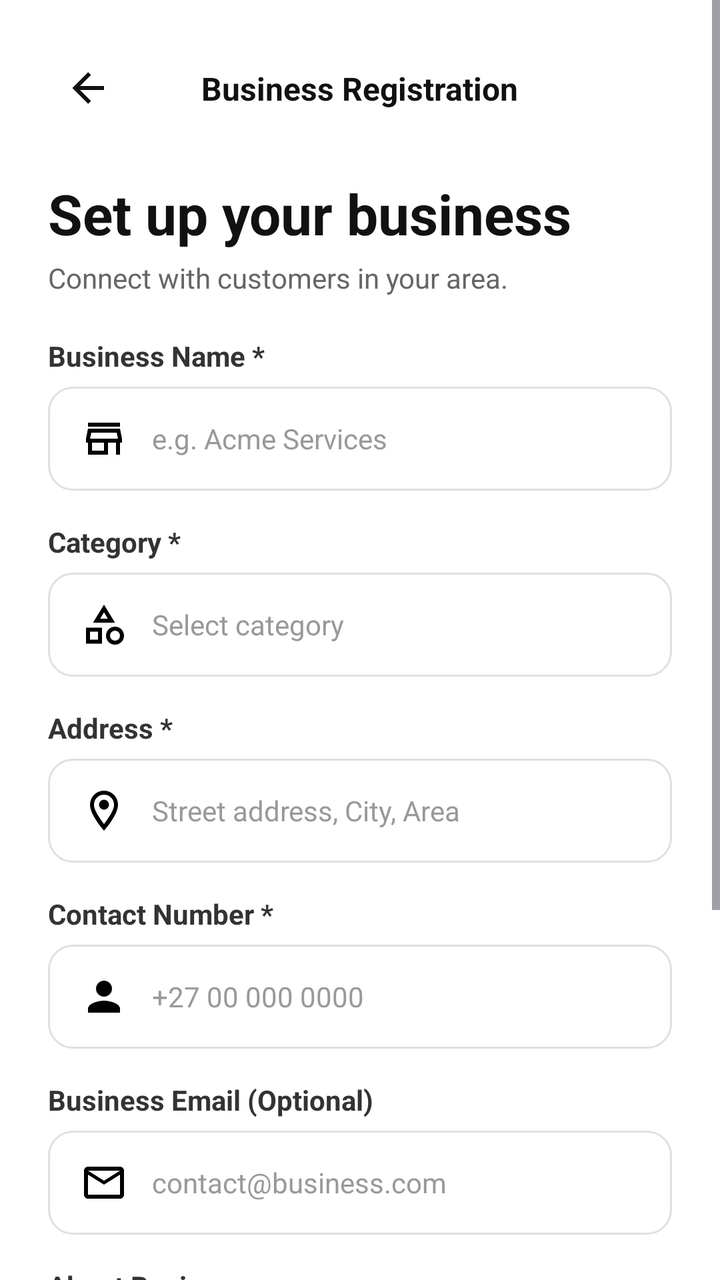
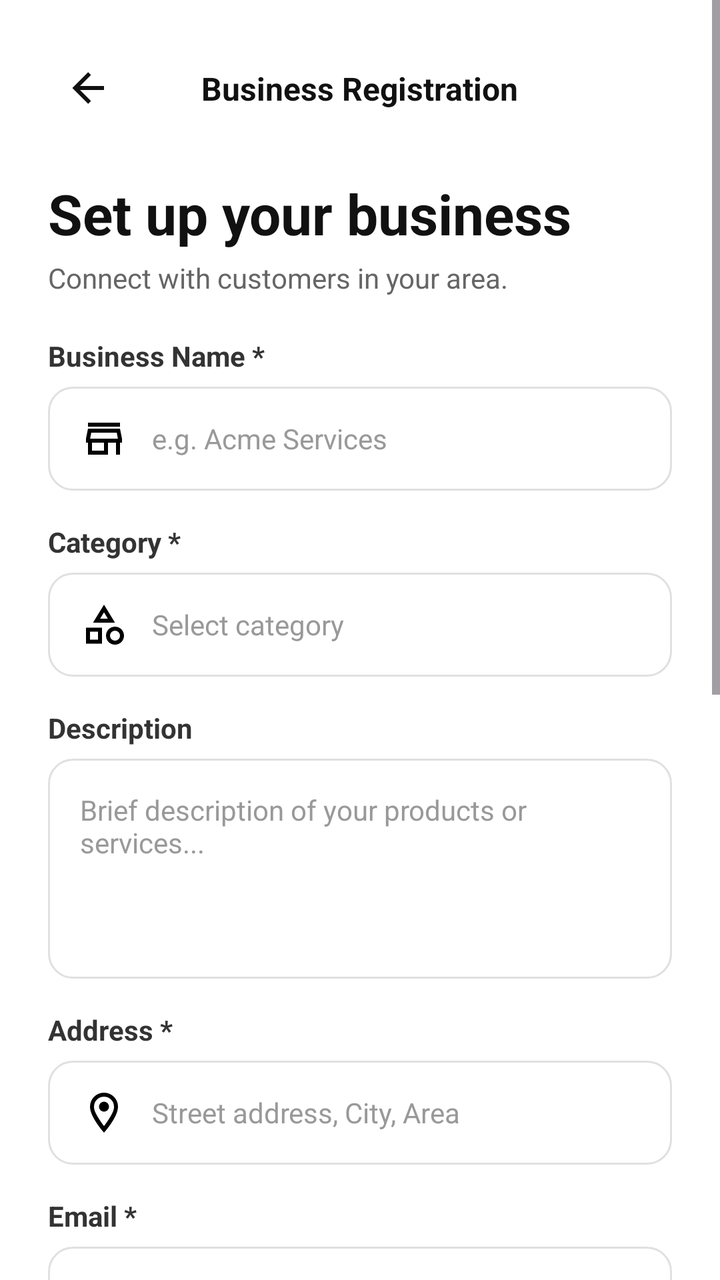

Screens rendered from an Android XML layout before and after an edit, with the pre-edit source and the edit as a unified diff.
<!-- AndroidManifest.xml: application theme Theme.GeoConnect -->
<!-- res/layout/activity_business_signup.xml -->
<?xml version="1.0" encoding="utf-8"?>
<ScrollView xmlns:android="http://schemas.android.com/apk/res/android"
    xmlns:app="http://schemas.android.com/apk/res-auto"
    android:layout_width="match_parent"
    android:layout_height="match_parent"
    android:background="#FFFFFF"
    android:fillViewport="true">

    <androidx.constraintlayout.widget.ConstraintLayout
        android:layout_width="match_parent"
        android:layout_height="wrap_content"
        android:padding="24dp">

        
        <ImageButton
            android:id="@+id/btnBack"
            android:layout_width="40dp"
            android:layout_height="40dp"
            android:background="?attr/selectableItemBackgroundBorderless"
            android:contentDescription="Back"
            android:src="@drawable/ic_arrow_back"
            app:layout_constraintStart_toStartOf="parent"
            app:layout_constraintTop_toTopOf="parent"
            app:tint="#111111" />

        <TextView
            android:id="@+id/txtNavTitle"
            android:layout_width="wrap_content"
            android:layout_height="wrap_content"
            android:text="Business Registration"
            android:textColor="#111111"
            android:textSize="16sp"
            android:textStyle="bold"
            app:layout_constraintBottom_toBottomOf="@id/btnBack"
            app:layout_constraintEnd_toEndOf="parent"
            app:layout_constraintStart_toStartOf="parent"
            app:layout_constraintTop_toTopOf="@id/btnBack" />

        
        <TextView
            android:id="@+id/txtHeaderTitle"
            android:layout_width="0dp"
            android:layout_height="wrap_content"
            android:layout_marginTop="24dp"
            android:text="Set up your business"
            android:textColor="#111111"
            android:textSize="28sp"
            android:textStyle="bold"
            app:layout_constraintEnd_toEndOf="parent"
            app:layout_constraintStart_toStartOf="parent"
            app:layout_constraintTop_toBottomOf="@id/btnBack" />

        
        <TextView
            android:id="@+id/txtHeaderSubtitle"
            android:layout_width="0dp"
            android:layout_height="wrap_content"
            android:layout_marginTop="4dp"
            android:text="Connect with customers in your area."
            android:textColor="#666666"
            android:textSize="14sp"
            app:layout_constraintEnd_toEndOf="parent"
            app:layout_constraintStart_toStartOf="parent"
            app:layout_constraintTop_toBottomOf="@id/txtHeaderTitle" />

        
        <TextView
            android:id="@+id/txtErrorMessage"
            android:layout_width="0dp"
            android:layout_height="wrap_content"
            android:layout_marginTop="16dp"
            android:background="#FDE8E8"
            android:padding="12dp"
            android:text="Please fill in all required fields."
            android:textColor="#C53030"
            android:textSize="13sp"
            android:visibility="gone"
            app:layout_constraintEnd_toEndOf="parent"
            app:layout_constraintStart_toStartOf="parent"
            app:layout_constraintTop_toBottomOf="@id/txtHeaderSubtitle" />

        
        <TextView
            android:id="@+id/lblBusinessName"
            android:layout_width="wrap_content"
            android:layout_height="wrap_content"
            android:layout_marginTop="20dp"
            android:text="Business Name *"
            android:textColor="#333333"
            android:textSize="14sp"
            android:textStyle="bold"
            app:layout_constraintStart_toStartOf="parent"
            app:layout_constraintTop_toBottomOf="@id/txtErrorMessage" />

        <EditText
            android:id="@+id/etBusinessName"
            android:layout_width="0dp"
            android:layout_height="52dp"
            android:layout_marginTop="6dp"
            android:background="@drawable/bg_input_field"
            android:drawableStart="@drawable/ic_store"
            android:drawablePadding="12dp"
            android:hint="e.g. Acme Services"
            android:inputType="textCapWords"
            android:paddingHorizontal="16dp"
            android:textColor="#111111"
            android:textColorHint="#999999"
            android:textSize="14sp"
            app:layout_constraintEnd_toEndOf="parent"
            app:layout_constraintStart_toStartOf="parent"
            app:layout_constraintTop_toBottomOf="@id/lblBusinessName" />

        
        <TextView
            android:id="@+id/lblCategory"
            android:layout_width="wrap_content"
            android:layout_height="wrap_content"
            android:layout_marginTop="16dp"
            android:text="Category *"
            android:textColor="#333333"
            android:textSize="14sp"
            android:textStyle="bold"
            app:layout_constraintStart_toStartOf="parent"
            app:layout_constraintTop_toBottomOf="@id/etBusinessName" />

        <AutoCompleteTextView
            android:id="@+id/spCategory"
            android:layout_width="0dp"
            android:layout_height="52dp"
            android:layout_marginTop="6dp"
            android:background="@drawable/bg_input_field"
            android:drawableStart="@drawable/ic_shapes"
            android:drawablePadding="12dp"
            android:hint="Select category"
            android:inputType="none"
            android:paddingHorizontal="16dp"
            android:textColor="#111111"
            android:textColorHint="#999999"
            android:textSize="14sp"
            app:layout_constraintEnd_toEndOf="parent"
            app:layout_constraintStart_toStartOf="parent"
            app:layout_constraintTop_toBottomOf="@id/lblCategory" />

        
        <TextView
            android:id="@+id/lblAddress"
            android:layout_width="wrap_content"
            android:layout_height="wrap_content"
            android:layout_marginTop="16dp"
            android:text="Address *"
            android:textColor="#333333"
            android:textSize="14sp"
            android:textStyle="bold"
            app:layout_constraintStart_toStartOf="parent"
            app:layout_constraintTop_toBottomOf="@id/spCategory" />

        <EditText
            android:id="@+id/etAddress"
            android:layout_width="0dp"
            android:layout_height="52dp"
            android:layout_marginTop="6dp"
            android:background="@drawable/bg_input_field"
            android:drawableStart="@drawable/ic_location"
            android:drawablePadding="12dp"
            android:hint="Street address, City, Area"
            android:inputType="textPostalAddress"
            android:paddingHorizontal="16dp"
            android:textColor="#111111"
            android:textColorHint="#999999"
            android:textSize="14sp"
            app:layout_constraintEnd_toEndOf="parent"
            app:layout_constraintStart_toStartOf="parent"
            app:layout_constraintTop_toBottomOf="@id/lblAddress" />

        
        <TextView
            android:id="@+id/lblContactNumber"
            android:layout_width="wrap_content"
            android:layout_height="wrap_content"
            android:layout_marginTop="16dp"
            android:text="Contact Number *"
            android:textColor="#333333"
            android:textSize="14sp"
            android:textStyle="bold"
            app:layout_constraintStart_toStartOf="parent"
            app:layout_constraintTop_toBottomOf="@id/etAddress" />

        <EditText
            android:id="@+id/etContactNumber"
            android:layout_width="0dp"
            android:layout_height="52dp"
            android:layout_marginTop="6dp"
            android:background="@drawable/bg_input_field"
            android:drawableStart="@drawable/ic_person"
            android:drawablePadding="12dp"
            android:hint="+27 00 000 0000"
            android:inputType="phone"
            android:paddingHorizontal="16dp"
            android:textColor="#111111"
            android:textColorHint="#999999"
            android:textSize="14sp"
            app:layout_constraintEnd_toEndOf="parent"
            app:layout_constraintStart_toStartOf="parent"
            app:layout_constraintTop_toBottomOf="@id/lblContactNumber" />

        
        <TextView
            android:id="@+id/lblBusinessEmail"
            android:layout_width="wrap_content"
            android:layout_height="wrap_content"
            android:layout_marginTop="16dp"
            android:text="Business Email (Optional)"
            android:textColor="#333333"
            android:textSize="14sp"
            android:textStyle="bold"
            app:layout_constraintStart_toStartOf="parent"
            app:layout_constraintTop_toBottomOf="@id/etContactNumber" />

        <EditText
            android:id="@+id/etBusinessEmail"
            android:layout_width="0dp"
            android:layout_height="52dp"
            android:layout_marginTop="6dp"
            android:background="@drawable/bg_input_field"
            android:drawableStart="@drawable/ic_email"
            android:drawablePadding="12dp"
            android:hint="contact@business.com"
            android:inputType="textEmailAddress"
            android:paddingHorizontal="16dp"
            android:textColor="#111111"
            android:textColorHint="#999999"
            android:textSize="14sp"
            app:layout_constraintEnd_toEndOf="parent"
            app:layout_constraintStart_toStartOf="parent"
            app:layout_constraintTop_toBottomOf="@id/lblBusinessEmail" />

        
        <TextView
            android:id="@+id/lblAbout"
            android:layout_width="wrap_content"
            android:layout_height="wrap_content"
            android:layout_marginTop="16dp"
            android:text="About Business"
            android:textColor="#333333"
            android:textSize="14sp"
            android:textStyle="bold"
            app:layout_constraintStart_toStartOf="parent"
            app:layout_constraintTop_toBottomOf="@id/etBusinessEmail" />

        <EditText
            android:id="@+id/etAbout"
            android:layout_width="0dp"
            android:layout_height="110dp"
            android:layout_marginTop="6dp"
            android:background="@drawable/bg_input_field"
            android:gravity="top|start"
            android:hint="Brief description of your products or services..."
            android:inputType="textMultiLine"
            android:padding="16dp"
            android:textColor="#111111"
            android:textColorHint="#999999"
            android:textSize="14sp"
            app:layout_constraintEnd_toEndOf="parent"
            app:layout_constraintStart_toStartOf="parent"
            app:layout_constraintTop_toBottomOf="@id/lblAbout" />

        
        <com.google.android.material.button.MaterialButton
            android:id="@+id/btnRegister"
            android:layout_width="0dp"
            android:layout_height="56dp"
            android:layout_marginTop="28dp"
            android:layout_marginBottom="24dp"
            android:text="Complete Setup"
            android:textAllCaps="false"
            android:textColor="@android:color/white"
            android:textSize="16sp"
            app:backgroundTint="#114224"
            app:cornerRadius="28dp"
            app:elevation="0dp"
            app:layout_constraintBottom_toBottomOf="parent"
            app:layout_constraintEnd_toEndOf="parent"
            app:layout_constraintStart_toStartOf="parent"
            app:layout_constraintTop_toBottomOf="@id/etAbout" />

    </androidx.constraintlayout.widget.ConstraintLayout>
</ScrollView>
<!-- resources referenced by this layout -->
<resources>
  <!-- drawable bg_input_field (drawable) -->
  <?xml version="1.0" encoding="utf-8"?>
  <shape xmlns:android="http://schemas.android.com/apk/res/android"
      android:shape="rectangle">
      <solid android:color="#FFFFFF" />
      <corners android:radius="12dp" />
      <stroke android:width="1dp" android:color="#E0E0E0" />
  </shape>
  <!-- drawable ic_arrow_back (drawable) -->
  <vector xmlns:android="http://schemas.android.com/apk/res/android" android:height="24dp" android:width="24dp" android:viewportWidth="24" android:viewportHeight="24">
      <path android:fillColor="#000000" android:pathData="M20,11V13H8L13.5,18.5L12.08,19.92L4.16,12L12.08,4.08L13.5,5.5L8,11H20Z"/>
  </vector>
  <!-- drawable ic_email (drawable) -->
  <vector xmlns:android="http://schemas.android.com/apk/res/android" android:height="24dp" android:width="24dp" android:viewportWidth="24" android:viewportHeight="24">
      <path android:fillColor="#000000" android:pathData="M22 6C22 4.9 21.1 4 20 4H4C2.9 4 2 4.9 2 6V18C2 19.1 2.9 20 4 20H20C21.1 20 22 19.1 22 18V6M20 6L12 11L4 6H20M20 18H4V8L12 13L20 8V18Z"/>
  </vector>
  <!-- drawable ic_person (drawable) -->
  <vector xmlns:android="http://schemas.android.com/apk/res/android" android:height="24dp" android:tint="#000000" android:viewportHeight="24" android:viewportWidth="24" android:width="24dp">
        
      <path android:fillColor="@android:color/white" android:pathData="M12,12c2.21,0 4,-1.79 4,-4s-1.79,-4 -4,-4 -4,1.79 -4,4 1.79,4 4,4zM12,14c-2.67,0 -8,1.34 -8,4v2h16v-2c0,-2.66 -5.33,-4 -8,-4z"/>
      
  </vector>
  <!-- drawable ic_store (drawable) -->
  <vector xmlns:android="http://schemas.android.com/apk/res/android" android:height="24dp" android:width="24dp" android:viewportWidth="24" android:viewportHeight="24">
      <path android:fillColor="#000000" android:pathData="M18.36 9L18.96 12H5.04L5.64 9H18.36M20 4H4V6H20V4M20 7H4L3 12V14H4V20H14V14H18V20H20V14H21V12L20 7M6 18V14H12V18H6Z"/>
  </vector>
  <style name="Theme.GeoConnect" parent="Base.Theme.GeoConnect" />
  <style name="Base.Theme.GeoConnect" parent="Theme.Material3.DayNight.NoActionBar">
          
          
      </style>
  <!-- unchanged entries left out for length: 2 -->
</resources>

<!-- the commit's change to res/layout/activity_business_signup.xml (unified diff, before → after) -->
@@ -131,6 +131,7 @@
             android:background="@drawable/bg_input_field"
             android:drawableStart="@drawable/ic_shapes"
             android:drawablePadding="12dp"
+            android:focusable="false"
             android:hint="Select category"
             android:inputType="none"
             android:paddingHorizontal="16dp"
@@ -143,109 +144,16 @@
 
         
         <TextView
-            android:id="@+id/lblAddress"
-            android:layout_width="wrap_content"
-            android:layout_height="wrap_content"
-            android:layout_marginTop="16dp"
-            android:text="Address *"
+            android:id="@+id/lblAbout"
+            android:layout_width="wrap_content"
+            android:layout_height="wrap_content"
+            android:layout_marginTop="16dp"
+            android:text="Description"
             android:textColor="#333333"
             android:textSize="14sp"
             android:textStyle="bold"
             app:layout_constraintStart_toStartOf="parent"
             app:layout_constraintTop_toBottomOf="@id/spCategory" />
-
-        <EditText
-            android:id="@+id/etAddress"
-            android:layout_width="0dp"
-            android:layout_height="52dp"
-            android:layout_marginTop="6dp"
-            android:background="@drawable/bg_input_field"
-            android:drawableStart="@drawable/ic_location"
-            android:drawablePadding="12dp"
-            android:hint="Street address, City, Area"
-            android:inputType="textPostalAddress"
-            android:paddingHorizontal="16dp"
-            android:textColor="#111111"
-            android:textColorHint="#999999"
-            android:textSize="14sp"
-            app:layout_constraintEnd_toEndOf="parent"
-            app:layout_constraintStart_toStartOf="parent"
-            app:layout_constraintTop_toBottomOf="@id/lblAddress" />
-
-        
-        <TextView
-            android:id="@+id/lblContactNumber"
-            android:layout_width="wrap_content"
-            android:layout_height="wrap_content"
-            android:layout_marginTop="16dp"
-            android:text="Contact Number *"
-            android:textColor="#333333"
-            android:textSize="14sp"
-            android:textStyle="bold"
-            app:layout_constraintStart_toStartOf="parent"
-            app:layout_constraintTop_toBottomOf="@id/etAddress" />
-
-        <EditText
-            android:id="@+id/etContactNumber"
-            android:layout_width="0dp"
-            android:layout_height="52dp"
-            android:layout_marginTop="6dp"
-            android:background="@drawable/bg_input_field"
-            android:drawableStart="@drawable/ic_person"
-            android:drawablePadding="12dp"
-            android:hint="+27 00 000 0000"
-            android:inputType="phone"
-            android:paddingHorizontal="16dp"
-            android:textColor="#111111"
-            android:textColorHint="#999999"
-            android:textSize="14sp"
-            app:layout_constraintEnd_toEndOf="parent"
-            app:layout_constraintStart_toStartOf="parent"
-            app:layout_constraintTop_toBottomOf="@id/lblContactNumber" />
-
-        
-        <TextView
-            android:id="@+id/lblBusinessEmail"
-            android:layout_width="wrap_content"
-            android:layout_height="wrap_content"
-            android:layout_marginTop="16dp"
-            android:text="Business Email (Optional)"
-            android:textColor="#333333"
-            android:textSize="14sp"
-            android:textStyle="bold"
-            app:layout_constraintStart_toStartOf="parent"
-            app:layout_constraintTop_toBottomOf="@id/etContactNumber" />
-
-        <EditText
-            android:id="@+id/etBusinessEmail"
-            android:layout_width="0dp"
-            android:layout_height="52dp"
-            android:layout_marginTop="6dp"
-            android:background="@drawable/bg_input_field"
-            android:drawableStart="@drawable/ic_email"
-            android:drawablePadding="12dp"
-            android:hint="contact@business.com"
-            android:inputType="textEmailAddress"
-            android:paddingHorizontal="16dp"
-            android:textColor="#111111"
-            android:textColorHint="#999999"
-            android:textSize="14sp"
-            app:layout_constraintEnd_toEndOf="parent"
-            app:layout_constraintStart_toStartOf="parent"
-            app:layout_constraintTop_toBottomOf="@id/lblBusinessEmail" />
-
-        
-        <TextView
-            android:id="@+id/lblAbout"
-            android:layout_width="wrap_content"
-            android:layout_height="wrap_content"
-            android:layout_marginTop="16dp"
-            android:text="About Business"
-            android:textColor="#333333"
-            android:textSize="14sp"
-            android:textStyle="bold"
-            app:layout_constraintStart_toStartOf="parent"
-            app:layout_constraintTop_toBottomOf="@id/etBusinessEmail" />
 
         <EditText
             android:id="@+id/etAbout"
@@ -265,13 +173,198 @@
             app:layout_constraintTop_toBottomOf="@id/lblAbout" />
 
         
+        <TextView
+            android:id="@+id/lblAddress"
+            android:layout_width="wrap_content"
+            android:layout_height="wrap_content"
+            android:layout_marginTop="16dp"
+            android:text="Address *"
+            android:textColor="#333333"
+            android:textSize="14sp"
+            android:textStyle="bold"
+            app:layout_constraintStart_toStartOf="parent"
+            app:layout_constraintTop_toBottomOf="@id/etAbout" />
+
+        <EditText
+            android:id="@+id/etAddress"
+            android:layout_width="0dp"
+            android:layout_height="52dp"
+            android:layout_marginTop="6dp"
+            android:background="@drawable/bg_input_field"
+            android:drawableStart="@drawable/ic_location"
+            android:drawablePadding="12dp"
+            android:hint="Street address, City, Area"
+            android:inputType="textPostalAddress"
+            android:paddingHorizontal="16dp"
+            android:textColor="#111111"
+            android:textColorHint="#999999"
+            android:textSize="14sp"
+            app:layout_constraintEnd_toEndOf="parent"
+            app:layout_constraintStart_toStartOf="parent"
+            app:layout_constraintTop_toBottomOf="@id/lblAddress" />
+
+        
+        <TextView
+            android:id="@+id/lblBusinessEmail"
+            android:layout_width="wrap_content"
+            android:layout_height="wrap_content"
+            android:layout_marginTop="16dp"
+            android:text="Email *"
+            android:textColor="#333333"
+            android:textSize="14sp"
+            android:textStyle="bold"
+            app:layout_constraintStart_toStartOf="parent"
+            app:layout_constraintTop_toBottomOf="@id/etAddress" />
+
+        <EditText
+            android:id="@+id/etBusinessEmail"
+            android:layout_width="0dp"
+            android:layout_height="52dp"
+            android:layout_marginTop="6dp"
+            android:background="@drawable/bg_input_field"
+            android:drawableStart="@drawable/ic_email"
+            android:drawablePadding="12dp"
+            android:hint="contact@business.com"
+            android:inputType="textEmailAddress"
+            android:paddingHorizontal="16dp"
+            android:textColor="#111111"
+            android:textColorHint="#999999"
+            android:textSize="14sp"
+            app:layout_constraintEnd_toEndOf="parent"
+            app:layout_constraintStart_toStartOf="parent"
+            app:layout_constraintTop_toBottomOf="@id/lblBusinessEmail" />
+
+        
+        <TextView
+            android:id="@+id/lblContactNumber"
+            android:layout_width="wrap_content"
+            android:layout_height="wrap_content"
+            android:layout_marginTop="16dp"
+            android:text="Phone *"
+            android:textColor="#333333"
+            android:textSize="14sp"
+            android:textStyle="bold"
+            app:layout_constraintStart_toStartOf="parent"
+            app:layout_constraintTop_toBottomOf="@id/etBusinessEmail" />
+
+        <EditText
+            android:id="@+id/etContactNumber"
+            android:layout_width="0dp"
+            android:layout_height="52dp"
+            android:layout_marginTop="6dp"
+            android:background="@drawable/bg_input_field"
+            android:drawableStart="@drawable/ic_phone"
+            android:drawablePadding="12dp"
+            android:hint="+27 00 000 0000"
+            android:inputType="phone"
+            android:paddingHorizontal="16dp"
+            android:textColor="#111111"
+            android:textColorHint="#999999"
+            android:textSize="14sp"
+            app:layout_constraintEnd_toEndOf="parent"
+            app:layout_constraintStart_toStartOf="parent"
+            app:layout_constraintTop_toBottomOf="@id/lblContactNumber" />
+
+        <TextView
+            android:id="@+id/lblWebsite"
+            android:layout_width="wrap_content"
+            android:layout_height="wrap_content"
+            android:layout_marginTop="16dp"
+            android:text="Website (Optional)"
+            android:textColor="#333333"
+            android:textSize="14sp"
+            android:textStyle="bold"
+            app:layout_constraintStart_toStartOf="parent"
+            app:layout_constraintTop_toBottomOf="@id/etContactNumber" />
+
+        <EditText
+            android:id="@+id/etWebsite"
+            android:layout_width="0dp"
+            android:layout_height="52dp"
+            android:layout_marginTop="6dp"
+            android:background="@drawable/bg_input_field"
+            android:drawableStart="@drawable/ic_web"
+            android:drawablePadding="12dp"
+            android:hint="www.business.com"
+            android:inputType="textUri"
+            android:paddingHorizontal="16dp"
+            android:textColor="#111111"
+            android:textColorHint="#999999"
+            android:textSize="14sp"
+            app:layout_constraintEnd_toEndOf="parent"
+            app:layout_constraintStart_toStartOf="parent"
+            app:layout_constraintTop_toBottomOf="@id/lblWebsite" />
+
+        
+        <TextView
+            android:id="@+id/lblPassword"
+            android:layout_width="wrap_content"
+            android:layout_height="wrap_content"
+            android:layout_marginTop="16dp"
+            android:text="Password *"
+            android:textColor="#333333"
+            android:textSize="14sp"
+            android:textStyle="bold"
+            app:layout_constraintStart_toStartOf="parent"
+            app:layout_constraintTop_toBottomOf="@id/etWebsite" />
+
+        <EditText
+            android:id="@+id/etPassword"
+            android:layout_width="0dp"
+            android:layout_height="52dp"
+            android:layout_marginTop="6dp"
+            android:background="@drawable/bg_input_field"
+            android:drawableStart="@drawable/ic_lock"
+            android:drawablePadding="12dp"
+            android:hint="Create a password"
+            android:inputType="textPassword"
+            android:paddingHorizontal="16dp"
+            android:textColor="#111111"
+            android:textColorHint="#999999"
+            android:textSize="14sp"
+            app:layout_constraintEnd_toEndOf="parent"
+            app:layout_constraintStart_toStartOf="parent"
+            app:layout_constraintTop_toBottomOf="@id/lblPassword" />
+
+        
+        <TextView
+            android:id="@+id/lblConfirmPassword"
+            android:layout_width="wrap_content"
+            android:layout_height="wrap_content"
+            android:layout_marginTop="16dp"
+            android:text="Confirm Password *"
+            android:textColor="#333333"
+            android:textSize="14sp"
+            android:textStyle="bold"
+            app:layout_constraintStart_toStartOf="parent"
+            app:layout_constraintTop_toBottomOf="@id/etPassword" />
+
+        <EditText
+            android:id="@+id/etConfirmPassword"
+            android:layout_width="0dp"
+            android:layout_height="52dp"
+            android:layout_marginTop="6dp"
+            android:background="@drawable/bg_input_field"
+            android:drawableStart="@drawable/ic_lock"
+            android:drawablePadding="12dp"
+            android:hint="Re-enter your password"
+            android:inputType="textPassword"
+            android:paddingHorizontal="16dp"
+            android:textColor="#111111"
+            android:textColorHint="#999999"
+            android:textSize="14sp"
+            app:layout_constraintEnd_toEndOf="parent"
+            app:layout_constraintStart_toStartOf="parent"
+            app:layout_constraintTop_toBottomOf="@id/lblConfirmPassword" />
+
+        
         <com.google.android.material.button.MaterialButton
             android:id="@+id/btnRegister"
             android:layout_width="0dp"
             android:layout_height="56dp"
             android:layout_marginTop="28dp"
             android:layout_marginBottom="24dp"
-            android:text="Complete Setup"
+            android:text="Signup"
             android:textAllCaps="false"
             android:textColor="@android:color/white"
             android:textSize="16sp"
@@ -281,7 +374,7 @@
             app:layout_constraintBottom_toBottomOf="parent"
             app:layout_constraintEnd_toEndOf="parent"
             app:layout_constraintStart_toStartOf="parent"
-            app:layout_constraintTop_toBottomOf="@id/etAbout" />
+            app:layout_constraintTop_toBottomOf="@id/etConfirmPassword" />
 
     </androidx.constraintlayout.widget.ConstraintLayout>
 </ScrollView>
<!-- resource entries referenced after the edit -->
@@ -16,15 +16,21 @@
   <vector xmlns:android="http://schemas.android.com/apk/res/android" android:height="24dp" android:width="24dp" android:viewportWidth="24" android:viewportHeight="24">
       <path android:fillColor="#000000" android:pathData="M22 6C22 4.9 21.1 4 20 4H4C2.9 4 2 4.9 2 6V18C2 19.1 2.9 20 4 20H20C21.1 20 22 19.1 22 18V6M20 6L12 11L4 6H20M20 18H4V8L12 13L20 8V18Z"/>
   </vector>
-  <!-- drawable ic_person (drawable) -->
-  <vector xmlns:android="http://schemas.android.com/apk/res/android" android:height="24dp" android:tint="#000000" android:viewportHeight="24" android:viewportWidth="24" android:width="24dp">
-        
-      <path android:fillColor="@android:color/white" android:pathData="M12,12c2.21,0 4,-1.79 4,-4s-1.79,-4 -4,-4 -4,1.79 -4,4 1.79,4 4,4zM12,14c-2.67,0 -8,1.34 -8,4v2h16v-2c0,-2.66 -5.33,-4 -8,-4z"/>
-      
+  <!-- drawable ic_lock (drawable) -->
+  <vector xmlns:android="http://schemas.android.com/apk/res/android" android:height="24dp" android:width="24dp" android:viewportWidth="24" android:viewportHeight="24">
+      <path android:fillColor="#000000" android:pathData="M12,17C10.89,17 10,16.1 10,15C10,13.89 10.89,13 12,13A2,2 0 0,1 14,15A2,2 0 0,1 12,17M18,20V10H6V20H18M18,8A2,2 0 0,1 20,10V20A2,2 0 0,1 18,22H6C4.89,22 4,21.1 4,20V10C4,8.89 4.89,8 6,8H7V6A5,5 0 0,1 12,1A5,5 0 0,1 17,6V8H18M12,3A3,3 0 0,0 9,6V8H15V6A3,3 0 0,0 12,3Z"/>
+  </vector>
+  <!-- drawable ic_phone (drawable) -->
+  <vector xmlns:android="http://schemas.android.com/apk/res/android" android:height="24dp" android:width="24dp" android:viewportWidth="24" android:viewportHeight="24">
+      <path android:fillColor="#000000" android:pathData="M6.62,10.79C8.06,13.62 10.38,15.94 13.21,17.38L15.41,15.18C15.69,14.9 16.08,14.82 16.43,14.93C17.55,15.3 18.75,15.5 20,15.5A1,1 0 0,1 21,16.5V20A1,1 0 0,1 20,21A17,17 0 0,1 3,4A1,1 0 0,1 4,3H7.5A1,1 0 0,1 8.5,4C8.5,5.25 8.7,6.45 9.07,7.57C9.18,7.92 9.1,8.31 8.82,8.59L6.62,10.79Z"/>
   </vector>
   <!-- drawable ic_store (drawable) -->
   <vector xmlns:android="http://schemas.android.com/apk/res/android" android:height="24dp" android:width="24dp" android:viewportWidth="24" android:viewportHeight="24">
       <path android:fillColor="#000000" android:pathData="M18.36 9L18.96 12H5.04L5.64 9H18.36M20 4H4V6H20V4M20 7H4L3 12V14H4V20H14V14H18V20H20V14H21V12L20 7M6 18V14H12V18H6Z"/>
+  </vector>
+  <!-- drawable ic_web (drawable) -->
+  <vector xmlns:android="http://schemas.android.com/apk/res/android" android:height="24dp" android:width="24dp" android:viewportWidth="24" android:viewportHeight="24">
+      <path android:fillColor="#000000" android:pathData="M16.36,14C16.44,13.34 16.5,12.68 16.5,12C16.5,11.32 16.44,10.66 16.36,10H19.74C19.9,10.64 20,11.31 20,12C20,12.69 19.9,13.36 19.74,14M14.59,19.56C15.19,18.45 15.65,17.25 15.97,16H18.92C17.96,17.65 16.43,18.93 14.59,19.56M14.34,14H9.66C9.56,13.34 9.5,12.68 9.5,12C9.5,11.32 9.56,10.65 9.66,10H14.34C14.43,10.65 14.5,11.32 14.5,12C14.5,12.68 14.43,13.34 14.34,14M12,19.96C11.17,18.76 10.5,17.43 10.09,16H13.91C13.5,17.43 12.83,18.76 12,19.96M8,8H5.08C6.03,6.34 7.57,5.06 9.4,4.44C8.8,5.55 8.35,6.75 8,8M5.08,16H8C8.35,17.25 8.8,18.45 9.4,19.56C7.57,18.93 6.03,17.65 5.08,16M4.26,14C4.1,13.36 4,12.69 4,12C4,11.31 4.1,10.64 4.26,10H7.64C7.56,10.66 7.5,11.32 7.5,12C7.5,12.68 7.56,13.34 7.64,14M12,4.03C12.83,5.23 13.5,6.57 13.91,8H10.09C10.5,6.57 11.17,5.23 12,4.03M18.92,8H15.97C15.65,6.75 15.19,5.55 14.59,4.44C16.43,5.07 17.96,6.34 18.92,8M12,2C6.47,2 2,6.5 2,12A10,10 0 0,0 12,22A10,10 0 0,0 22,12A10,10 0 0,0 12,2Z"/>
   </vector>
   <style name="Theme.GeoConnect" parent="Base.Theme.GeoConnect" />
   <style name="Base.Theme.GeoConnect" parent="Theme.Material3.DayNight.NoActionBar">
